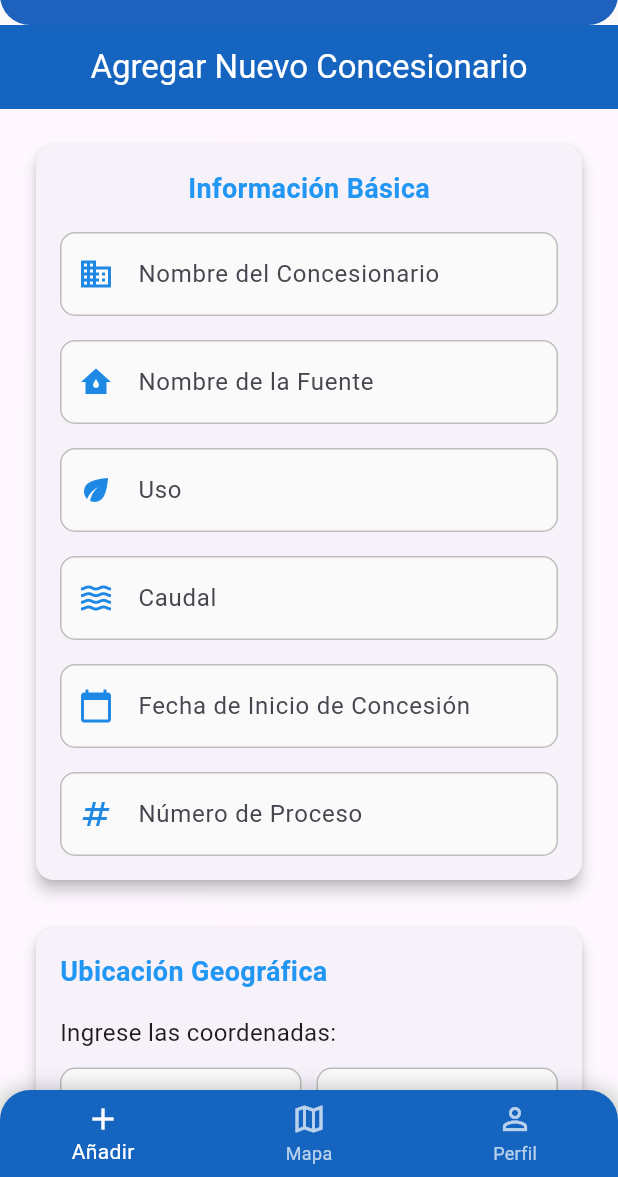
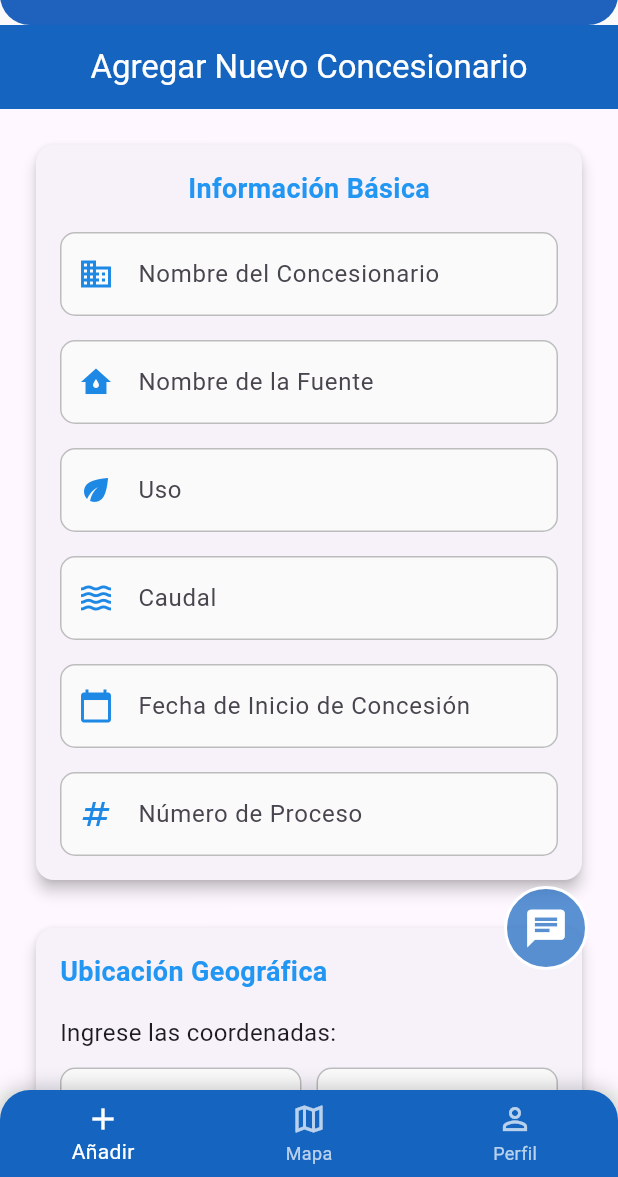
Before and after one commit to SeveroGames/hib_rec, a Flutter app: the screen it shows once a user with an empty profile is signed in, on a phone screen of 412 x 824 dp, the part 59-1236 px from its top. Run offline on Flutter 3.47's test engine with Material 3 defaults, Android fonts, the phone set to English and light mode, and no system bars; our stand-ins replace cloud_firestore, firebase_auth, firebase_core, google_fonts, google_generative_ai, google_maps_flutter; accounts and stored records are empty.

```diff
--- a/lib/screens/main_screen.dart
+++ b/lib/screens/main_screen.dart
@@ -3,6 +3,7 @@ import 'package:firebase_auth/firebase_auth.dart';
 import 'package:cloud_firestore/cloud_firestore.dart';
 import 'package:hib_rec/screens/map_screen.dart';
 import 'add_concesion.dart';
+import 'chat_screen.dart';
 import 'profile_section.dart'; // Tu pantalla de perfil
 
 class MainScreen extends StatefulWidget {
@@ -16,6 +17,7 @@ class _MainScreenState extends State<MainScreen> {
   User? _currentUser;
   Map<String, dynamic>? _userData;
   int _currentIndex = 0;
+  bool _showChatButton = true; // Controla la visibilidad del botón del chatbot
 
   @override
   void initState() {
@@ -40,6 +42,14 @@ class _MainScreenState extends State<MainScreen> {
     }
   }
 
+  void _openChatbot() {
+    // Navegar a la pantalla del chatbot
+    Navigator.push(
+      context,
+      MaterialPageRoute(builder: (context) => ChatScreen(concessionName: 'Chat')),
+    );
+  }
+
   @override
   Widget build(BuildContext context) {
     return Scaffold(
@@ -62,7 +72,39 @@ class _MainScreenState extends State<MainScreen> {
           ),
         ),
       ),
-      body: _buildCurrentScreen(),
+      body: Stack(
+        children: [
+          _buildCurrentScreen(),
+          // Botón flotante del chatbot
+          if (_showChatButton)
+            Positioned(
+              bottom: 80, // Ajusta esta posición según tus necesidades
+              right: 20,
+              child: FloatingActionButton(
+                onPressed: _openChatbot,
+                backgroundColor: Colors.transparent,
+                elevation: 0,
+                child: Container(
+                  width: 60,
+                  height: 60,
+                  decoration: BoxDecoration(
+                    color: Colors.blue.shade800.withOpacity(0.7),
+                    shape: BoxShape.circle,
+                    border: Border.all(
+                      color: Colors.white,
+                      width: 2,
+                    ),
+                  ),
+                  child: const Icon(
+                    Icons.chat,
+                    color: Colors.white,
+                    size: 30,
+                  ),
+                ),
+              ),
+            ),
+        ],
+      ),
       bottomNavigationBar: Container(
         decoration: BoxDecoration(
           color: Colors.blue.shade800,
```
